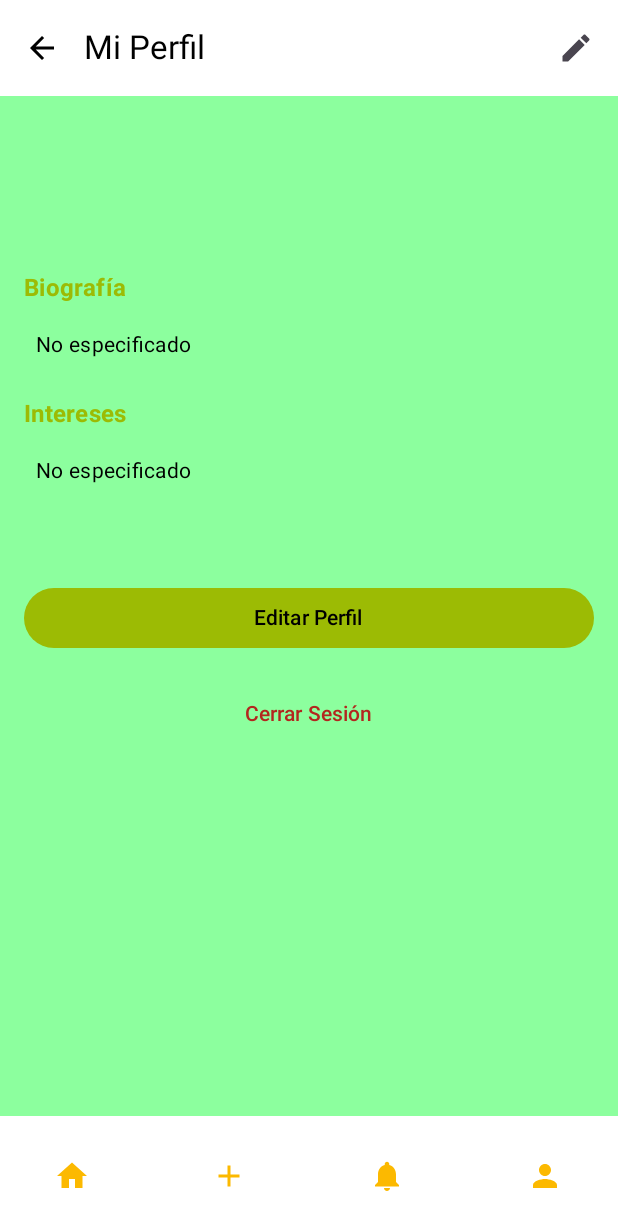
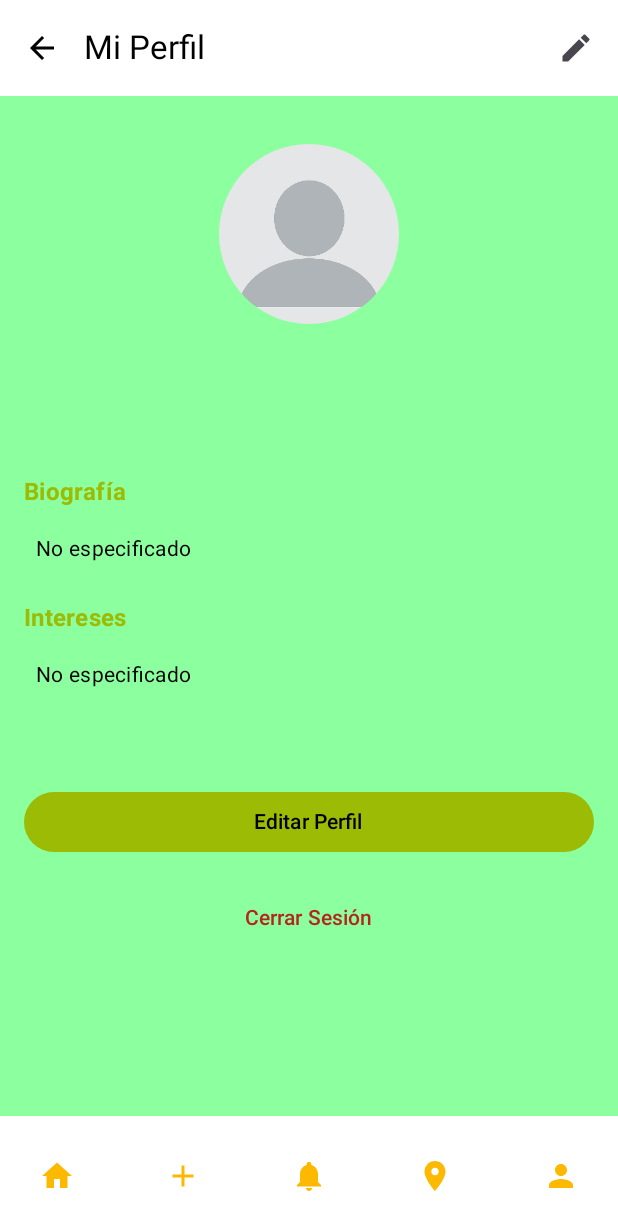
Before and after one commit to PUJ-ICM-2312/FaunaFinder, an Android app built with Jetpack Compose: the PerfilScreen screen opened through its navigation route, on a phone screen of 412 x 824 dp. Shown: the top 1230 px of the screen. Run offline under Robolectric (Android 15) with nearby library versions, the phone set to English and light mode, and no system bars; our stand-ins replace Firebase (no records; nobody signed in at launch, a user with empty details on screens opened directly).

Commit message:
Modifique el perfil para que el usuario pueda editarla y esta la base para poner lo de la ubicacion

```diff
--- a/app/build.gradle.kts
+++ b/app/build.gradle.kts
@@ -83,6 +83,7 @@ dependencies {
     implementation(libs.firebase.firestore.ktx)
     implementation(libs.play.services.location)
     implementation(libs.firebase.database.ktx)
+    implementation(libs.firebase.storage)
 
     // Test
     testImplementation(libs.junit)
--- a/app/src/main/AndroidManifest.xml
+++ b/app/src/main/AndroidManifest.xml
@@ -5,7 +5,10 @@
     <uses-permission android:name="android.permission.CAMERA" />
     <uses-feature android:name="android.hardware.camera" android:required="false" />
     <uses-permission android:name="android.permission.ACCESS_FINE_LOCATION" />
+    <uses-permission android:name="android.permission.INTERNET"/>
     <uses-permission android:name="android.permission.ACCESS_COARSE_LOCATION" />
+    <uses-permission android:name="android.permission.READ_EXTERNAL_STORAGE" />
+
 
     <application
         android:allowBackup="true"
--- a/app/src/main/java/com/example/faunafinder/navigation/AppNavigation.kt
+++ b/app/src/main/java/com/example/faunafinder/navigation/AppNavigation.kt
@@ -1,7 +1,6 @@
 package com.example.faunafinder.navigation
 
 import androidx.compose.runtime.Composable
-import androidx.navigation.NavHost
 import androidx.navigation.compose.NavHost
 import androidx.navigation.compose.composable
 import androidx.navigation.compose.rememberNavController
@@ -12,6 +11,7 @@ import com.example.faunafinder.ui.screens.LoginScreen
 import com.example.faunafinder.ui.screens.RegisterScreen
 import com.example.faunafinder.ui.screens.CreatePostScreen
 import com.example.faunafinder.ui.screens.FeedScreen
+import com.example.faunafinder.ui.map.LocationScreen
 
 sealed class Screen(val route: String) {
     object Home : Screen("home")
@@ -21,6 +21,7 @@ sealed class Screen(val route: String) {
     object CreatePost : Screen("create_post")
     object Perfil : Screen("perfil")
     object Notifications : Screen("notifications")
+    object Location : Screen("Location")
 
 }
 
@@ -36,5 +37,7 @@ fun AppNavigation() {
         composable(Screen.CreatePost.route) { CreatePostScreen(navController) }
         composable(Screen.Perfil.route) { PerfilScreen(navController) }
         composable(Screen.Notifications.route) { NotificationsScreen()}
+        composable(Screen.Location.route) { LocationScreen(navController) }
+
     }
 }
--- a/app/src/main/java/com/example/faunafinder/navigation/BottomNavigationBar.kt
+++ b/app/src/main/java/com/example/faunafinder/navigation/BottomNavigationBar.kt
@@ -1,14 +1,18 @@
 package com.example.faunafinder.navigation
 
+
 import androidx.compose.material.icons.Icons
+import androidx.compose.material.icons.filled.Add
 import androidx.compose.material.icons.filled.Home
-import androidx.compose.material.icons.filled.Add
 import androidx.compose.material.icons.filled.Notifications
 import androidx.compose.material.icons.filled.Person
+import androidx.compose.material.icons.filled.LocationOn
 import androidx.compose.material3.*
 import androidx.compose.runtime.Composable
 import androidx.compose.ui.graphics.Color
+import androidx.compose.ui.res.painterResource
 import androidx.navigation.NavController
+import com.example.faunafinder.R
 
 @Composable
 fun BottomNavigationBar(navController: NavController) {
@@ -48,6 +52,19 @@ fun BottomNavigationBar(navController: NavController) {
                 )
             }
         )
+
+        NavigationBarItem(
+            selected = false,
+            onClick = { navController.navigate(Screen.Location.route) },
+            icon = {
+                Icon(
+                    imageVector = Icons.Filled.LocationOn,
+                    contentDescription = "Mi ubicación",
+                    tint = Color(0xFFFCB900)
+                )
+            }
+        )
+
         NavigationBarItem(
             selected = false,
             onClick = { navController.navigate(Screen.Perfil.route)},
@@ -59,5 +76,7 @@ fun BottomNavigationBar(navController: NavController) {
                 )
             }
         )
+
+
     }
 }
--- a/app/src/main/java/com/example/faunafinder/ui/perfil/perfil.kt
+++ b/app/src/main/java/com/example/faunafinder/ui/perfil/perfil.kt
@@ -1,7 +1,13 @@
 package com.example.faunafinder.ui.perfil
 
+
+import android.net.Uri
 import android.widget.Toast
+import androidx.activity.result.contract.ActivityResultContracts
+import androidx.compose.foundation.Image
+import androidx.compose.foundation.clickable
 import androidx.compose.foundation.layout.*
+import androidx.compose.foundation.shape.CircleShape
 import androidx.compose.material.icons.Icons
 import androidx.compose.material.icons.filled.ArrowBack
 import androidx.compose.material.icons.filled.Edit
@@ -9,10 +15,14 @@ import androidx.compose.material3.*
 import androidx.compose.runtime.*
 import androidx.compose.ui.Alignment
 import androidx.compose.ui.Modifier
+import androidx.compose.ui.draw.clip
 import androidx.compose.ui.platform.LocalContext
 import androidx.compose.ui.text.font.FontWeight
+import androidx.compose.ui.text.input.PasswordVisualTransformation
 import androidx.compose.ui.unit.dp
 import androidx.navigation.NavController
+import coil.compose.rememberImagePainter
+import com.example.faunafinder.R
 import com.example.faunafinder.navigation.BottomNavigationBar
 import com.google.firebase.auth.FirebaseAuth
 import com.google.firebase.database.DataSnapshot
@@ -20,7 +30,9 @@ import com.google.firebase.database.DatabaseError
 import com.google.firebase.database.ValueEventListener
 import com.google.firebase.database.ktx.database
 import com.google.firebase.ktx.Firebase
-import androidx.compose.ui.text.input.PasswordVisualTransformation
+import com.google.firebase.storage.FirebaseStorage
+
+import androidx.activity.compose.rememberLauncherForActivityResult
 
 @OptIn(ExperimentalMaterial3Api::class)
 @Composable
@@ -51,6 +63,7 @@ fun PerfilScreen(navController: NavController) {
 private fun ProfileContent(navController: NavController, modifier: Modifier = Modifier) {
     val auth = FirebaseAuth.getInstance()
     val database = Firebase.database.reference
+    val storage = FirebaseStorage.getInstance()
     val context = LocalContext.current
 
     val userId = auth.currentUser?.uid ?: run {
@@ -63,6 +76,7 @@ private fun ProfileContent(navController: NavController, modifier: Modifier = Mo
     var userBio by remember { mutableStateOf("") }
     var userInterests by remember { mutableStateOf("") }
     var userEmail by remember { mutableStateOf("") }
+    var userProfileImageUri by remember { mutableStateOf<Uri?>(null) }
     var newPassword by remember { mutableStateOf("") }
     var confirmPassword by remember { mutableStateOf("") }
     var isLoading by remember { mutableStateOf(true) }
@@ -78,6 +92,8 @@ private fun ProfileContent(navController: NavController, modifier: Modifier = Mo
                     userBio = snapshot.child("bio").getValue(String::class.java) ?: ""
                     userInterests = snapshot.child("interests").getValue(String::class.java) ?: ""
                     userEmail = snapshot.child("email").getValue(String::class.java) ?: ""
+                    val profileImage = snapshot.child("profileImage").getValue(String::class.java)
+                    userProfileImageUri = if (profileImage != null) Uri.parse(profileImage) else null
                 }
                 isLoading = false
             }
@@ -95,6 +111,23 @@ private fun ProfileContent(navController: NavController, modifier: Modifier = Mo
         }
     }
 
+    val imagePickerLauncher = rememberLauncherForActivityResult(ActivityResultContracts.GetContent()) { uri: Uri? ->
+        uri?.let {
+            userProfileImageUri = it
+            // Subir la imagen a Firebase Storage y obtener la URL
+            val storageRef = storage.reference.child("profile_images/${userId}.jpg")
+            storageRef.putFile(uri)
+                .addOnSuccessListener {
+                    storageRef.downloadUrl.addOnSuccessListener { downloadUrl ->
+                        database.child("users").child(userId).child("profileImage").setValue(downloadUrl.toString())
+                    }
+                }
+                .addOnFailureListener {
+                    Toast.makeText(context, "Error al subir la imagen", Toast.LENGTH_SHORT).show()
+                }
+        }
+    }
+
     Column(
         modifier = modifier
             .fillMaxSize()
@@ -104,6 +137,20 @@ private fun ProfileContent(navController: NavController, modifier: Modifier = Mo
         if (isLoading) {
             CircularProgressIndicator(modifier = Modifier.padding(32.dp))
         } else {
+            Spacer(modifier = Modifier.height(16.dp))
+
+            // Foto de perfil
+            Image(
+                painter = rememberImagePainter(
+                    userProfileImageUri ?: R.drawable.default_profile_image // Imagen predeterminada
+                ),
+                contentDescription = "Foto de perfil",
+                modifier = Modifier
+                    .size(120.dp)
+                    .clip(CircleShape)
+                    .clickable { imagePickerLauncher.launch("image/*") }
+            )
+
             Spacer(modifier = Modifier.height(16.dp))
 
             // Nombre de usuario
--- a/gradle/libs.versions.toml
+++ b/gradle/libs.versions.toml
@@ -11,6 +11,7 @@ composeBom = "2024.04.01"
 firebaseFirestoreKtx = "25.1.4"
 playServicesLocation = "21.3.0"
 firebaseDatabaseKtx = "21.0.0"
+firebaseStorage = "21.0.1"
 
 [libraries]
 androidx-core-ktx = { group = "androidx.core", name = "core-ktx", version.ref = "coreKtx" }
@@ -30,6 +31,7 @@ androidx-material3 = { group = "androidx.compose.material3", name = "material3"
 firebase-firestore-ktx = { group = "com.google.firebase", name = "firebase-firestore-ktx", version.ref = "firebaseFirestoreKtx" }
 play-services-location = { group = "com.google.android.gms", name = "play-services-location", version.ref = "playServicesLocation" }
 firebase-database-ktx = { group = "com.google.firebase", name = "firebase-database-ktx", version.ref = "firebaseDatabaseKtx" }
+firebase-storage = { group = "com.google.firebase", name = "firebase-storage", version.ref = "firebaseStorage" }
 
 [plugins]
 android-application = { id = "com.android.application", version.ref = "agp" }
```
Also changed, not shown: app/src/main/java/com/example/faunafinder/ui/auth/RegisterScreen.kt (+14 -4 lines), app/src/main/java/com/example/faunafinder/ui/map/location.kt (added, +42 -0 lines), app/src/main/res/drawable/default_profile_image.png (added).
